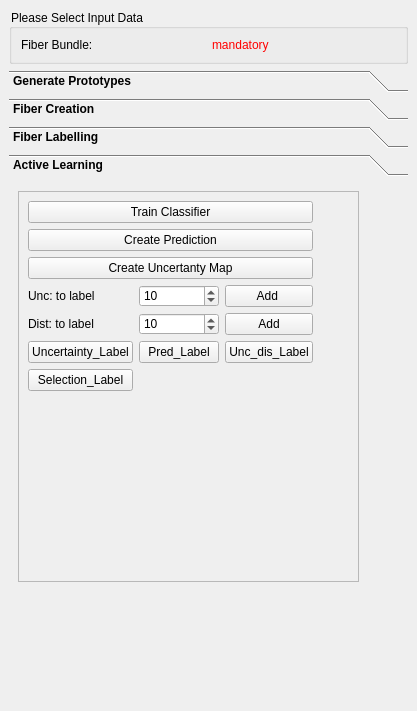
This is Plugins/org.mitk.gui.qt.diffusionimaging.fiberprocessing/src/internal/QmitkInteractiveFiberDissectionViewControls.ui in MIC-DKFZ/MITK-Diffusion as Qt 5 draws it before an edit. The edited form follows.
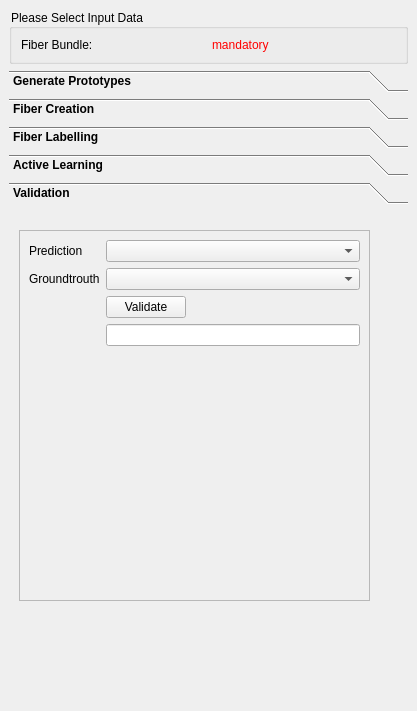
This is the edited form. Icons and pictures are not drawn. Custom widgets are drawn as their Qt base class.

Commit message: Shuffle, when Resampling a Streamline. Validation added

Patch:
```diff
--- a/Plugins/org.mitk.gui.qt.diffusionimaging.fiberprocessing/src/internal/QmitkInteractiveFiberDissectionViewControls.ui
+++ b/Plugins/org.mitk.gui.qt.diffusionimaging.fiberprocessing/src/internal/QmitkInteractiveFiberDissectionViewControls.ui
@@ -97,7 +97,7 @@
       <enum>QFrame::NoFrame</enum>
      </property>
      <property name="currentIndex">
-      <number>3</number>
+      <number>4</number>
      </property>
      <property name="tabSpacing">
       <number>6</number>
@@ -585,7 +585,7 @@
         <x>0</x>
         <y>0</y>
         <width>399</width>
-        <height>455</height>
+        <height>424</height>
        </rect>
       </property>
       <attribute name="label">
@@ -785,6 +785,93 @@
        </layout>
       </widget>
      </widget>
+     <widget class="QWidget" name="page_5">
+      <property name="geometry">
+       <rect>
+        <x>0</x>
+        <y>0</y>
+        <width>399</width>
+        <height>424</height>
+       </rect>
+      </property>
+      <attribute name="label">
+       <string>Validation</string>
+      </attribute>
+      <widget class="QFrame" name="frame_3">
+       <property name="geometry">
+        <rect>
+         <x>10</x>
+         <y>20</y>
+         <width>351</width>
+         <height>371</height>
+        </rect>
+       </property>
+       <property name="frameShape">
+        <enum>QFrame::StyledPanel</enum>
+       </property>
+       <property name="frameShadow">
+        <enum>QFrame::Raised</enum>
+       </property>
+       <layout class="QGridLayout" name="gridLayout_8">
+        <item row="1" column="1" colspan="2">
+         <widget class="QmitkDataStorageComboBox" name="m_GroundtruthBox"/>
+        </item>
+        <item row="9" column="1">
+         <widget class="QPushButton" name="m_validate">
+          <property name="text">
+           <string>Validate</string>
+          </property>
+         </widget>
+        </item>
+        <item row="0" column="0">
+         <widget class="QLabel" name="label_11">
+          <property name="text">
+           <string>Prediction</string>
+          </property>
+         </widget>
+        </item>
+        <item row="1" column="0">
+         <widget class="QLabel" name="label_12">
+          <property name="text">
+           <string>Groundtrouth</string>
+          </property>
+         </widget>
+        </item>
+        <item row="11" column="2">
+         <spacer name="verticalSpacer_8">
+          <property name="orientation">
+           <enum>Qt::Vertical</enum>
+          </property>
+          <property name="sizeHint" stdset="0">
+           <size>
+            <width>20</width>
+            <height>40</height>
+           </size>
+          </property>
+         </spacer>
+        </item>
+        <item row="9" column="2">
+         <spacer name="horizontalSpacer_9">
+          <property name="orientation">
+           <enum>Qt::Horizontal</enum>
+          </property>
+          <property name="sizeHint" stdset="0">
+           <size>
+            <width>40</width>
+            <height>20</height>
+           </size>
+          </property>
+         </spacer>
+        </item>
+        <item row="0" column="1" colspan="2">
+         <widget class="QmitkDataStorageComboBox" name="m_PredictionBox"/>
+        </item>
+        <item row="10" column="1" colspan="2">
+         <widget class="QLineEdit" name="m_saver"/>
+        </item>
+       </layout>
+      </widget>
+     </widget>
     </widget>
    </item>
   </layout>
```
Left out of the diff: 6 changed lines with no effect on the pictures. The commit also changes 4 other files.
